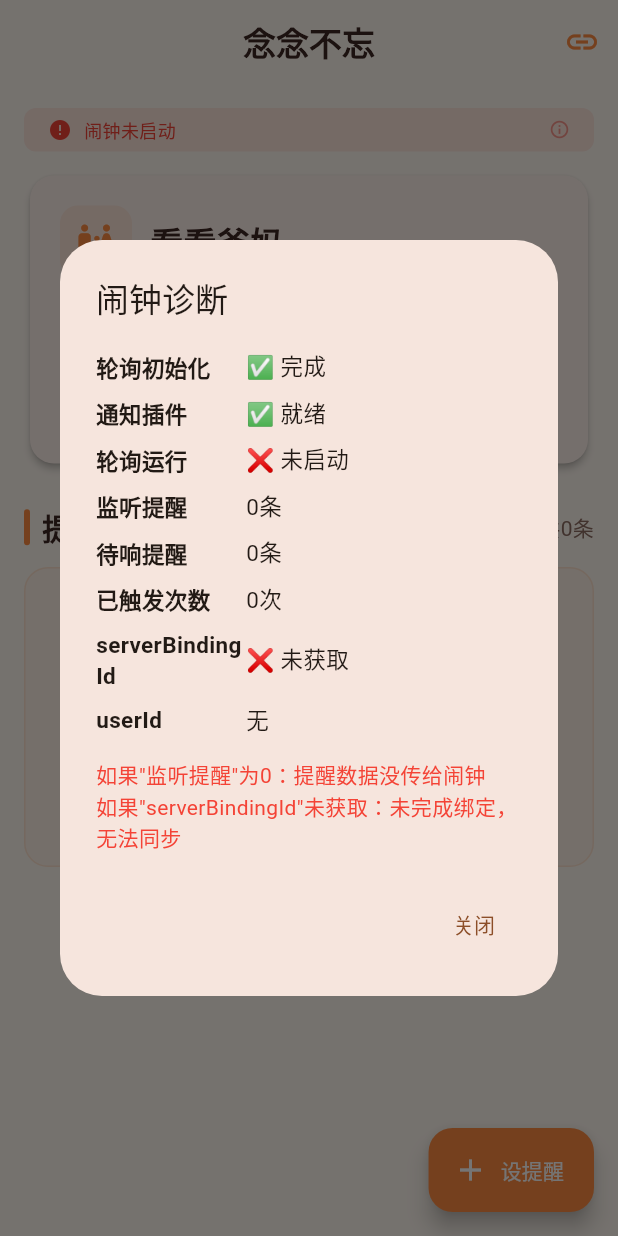
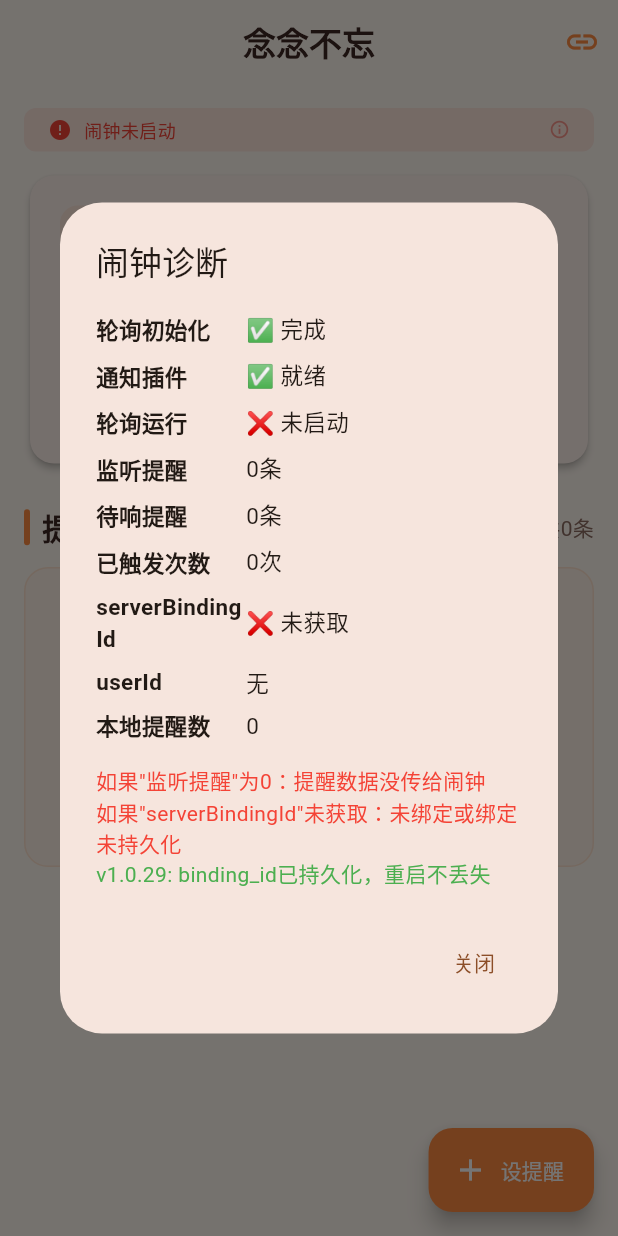
Before and after one commit to lifeng0221/nnbw-App, a Flutter app: the ChildHomeScreen screen opened directly, after a tap on "闹钟未启动", on a phone screen of 412 x 824 dp. Run offline on Flutter 3.47's test engine with Material 3 defaults, Android fonts, the phone set to English and light mode, and no system bars; our stand-ins replace audioplayers, flutter_local_notifications, permission_handler, shared_preferences, speech_to_text; accounts and stored records are empty.

Commit message:
v1.0.29: 诊断条增强-显示本地提醒数和持久化状态

```diff
--- a/lib/screens/child_home_screen.dart
+++ b/lib/screens/child_home_screen.dart
@@ -708,9 +708,11 @@ class _ChildHomeScreenState extends State<ChildHomeScreen> {
             _diagRow('已触发次数', '${alarm.triggerCount}次'),
             _diagRow('serverBindingId', _serverBindingId?.toString() ?? '❌ 未获取'),
             _diagRow('userId', context.read<AppState>().userId ?? '无'),
+            _diagRow('本地提醒数', _reminders.length.toString()),
             const SizedBox(height: 12),
             const Text('如果"监听提醒"为0：提醒数据没传给闹钟', style: TextStyle(color: Colors.red, fontSize: 14)),
-            const Text('如果"serverBindingId"未获取：未完成绑定，无法同步', style: TextStyle(color: Colors.red, fontSize: 14)),
+            const Text('如果"serverBindingId"未获取：未绑定或绑定未持久化', style: TextStyle(color: Colors.red, fontSize: 14)),
+            const Text('v1.0.29: binding_id已持久化，重启不丢失', style: TextStyle(color: Colors.green, fontSize: 14)),
           ])),
           actions: [TextButton(onPressed: () => Navigator.pop(ctx), child: const Text('关闭'))],
         ));
--- a/lib/screens/parent_home_screen.dart
+++ b/lib/screens/parent_home_screen.dart
@@ -1119,10 +1119,12 @@ class _ParentHomeScreenState extends State<ParentHomeScreen> with TickerProvider
             _diagRow('初始化错误', alarm.initError ?? '无'),
             _diagRow('serverBindingId', _serverBindingId?.toString() ?? '❌ 未获取'),
             _diagRow('userId', context.read<AppState>().userId ?? '无'),
+            _diagRow('本地提醒数', _todayReminders.length.toString()),
             const SizedBox(height: 12),
             const Text('如果"监听提醒"为0：提醒数据没传给闹钟', style: TextStyle(color: Colors.red, fontSize: 14)),
-            const Text('如果"serverBindingId"未获取：未完成绑定，无法同步', style: TextStyle(color: Colors.red, fontSize: 14)),
+            const Text('如果"serverBindingId"未获取：未绑定或绑定未持久化', style: TextStyle(color: Colors.red, fontSize: 14)),
             const Text('如果"通知插件"未就绪：到点不会弹通知，但状态会变', style: TextStyle(color: Colors.orange, fontSize: 14)),
+            const Text('v1.0.29: binding_id已持久化，重启不丢失', style: TextStyle(color: Colors.green, fontSize: 14)),
           ])),
           actions: [TextButton(onPressed: () => Navigator.pop(ctx), child: const Text('关闭'))],
         ));
```
